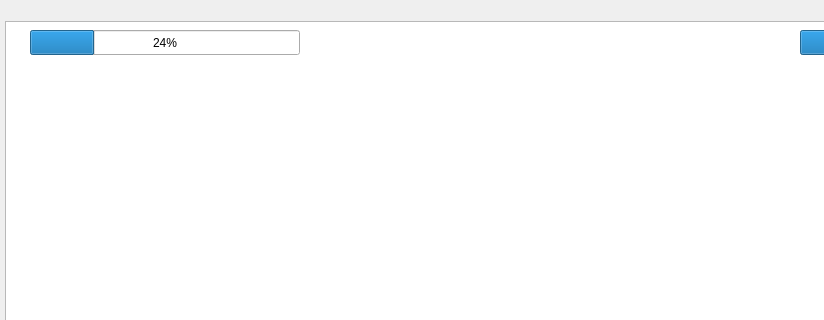
First picture: the form in street_of_war/gameover.ui, repository damsil99/Proyecto-Final, before the edit; both pictures show x 0 to 824 and y 0 to 320 of the 1210 by 610 pixel window.
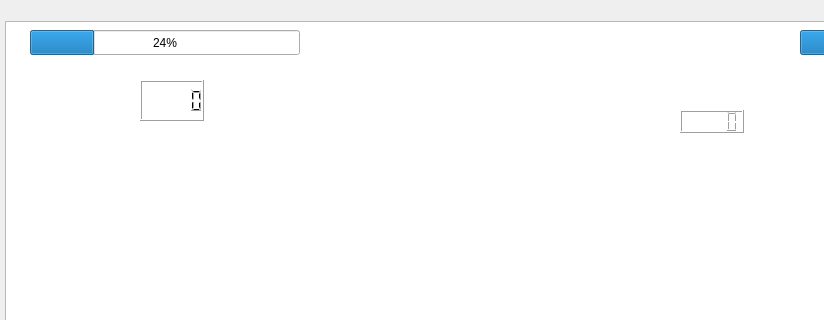
Second picture: the form after the edit.

```diff
--- a/street_of_war/gameover.ui
+++ b/street_of_war/gameover.ui
@@ -49,6 +49,26 @@
     <number>24</number>
    </property>
   </widget>
+  <widget class="QLCDNumber" name="lcdNumber">
+   <property name="geometry">
+    <rect>
+     <x>140</x>
+     <y>80</y>
+     <width>64</width>
+     <height>41</height>
+    </rect>
+   </property>
+  </widget>
+  <widget class="QLCDNumber" name="lcdNumber_2">
+   <property name="geometry">
+    <rect>
+     <x>680</x>
+     <y>110</y>
+     <width>64</width>
+     <height>23</height>
+    </rect>
+   </property>
+  </widget>
  </widget>
  <resources/>
  <connections/>
```
